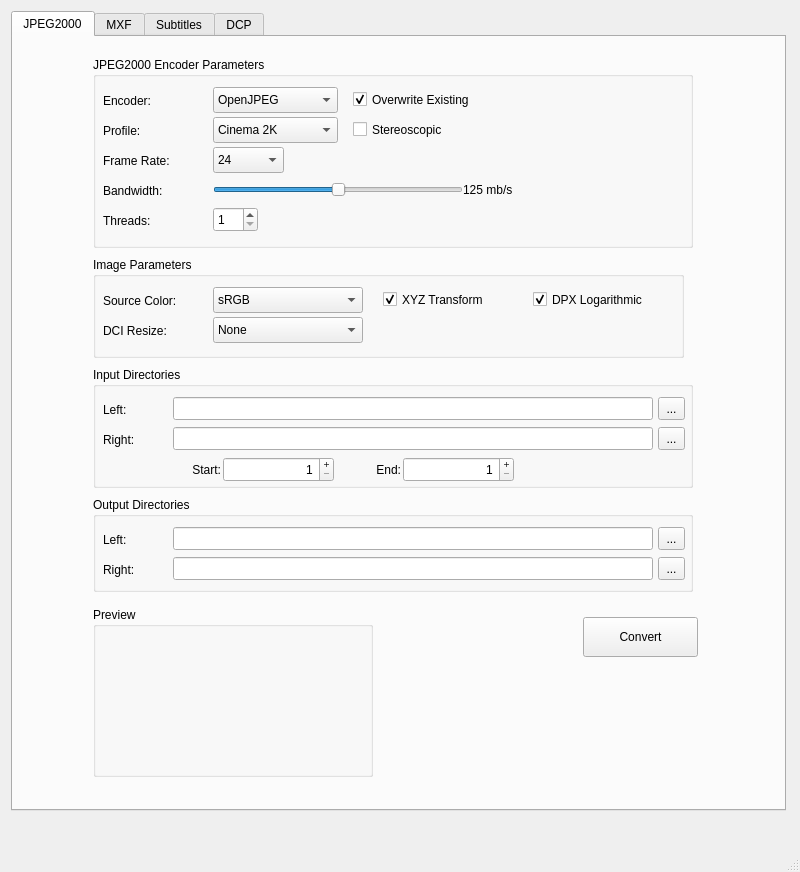
Qt form gui/forms/mainwindow.ui (mamay/OpenDCP) before a commit.
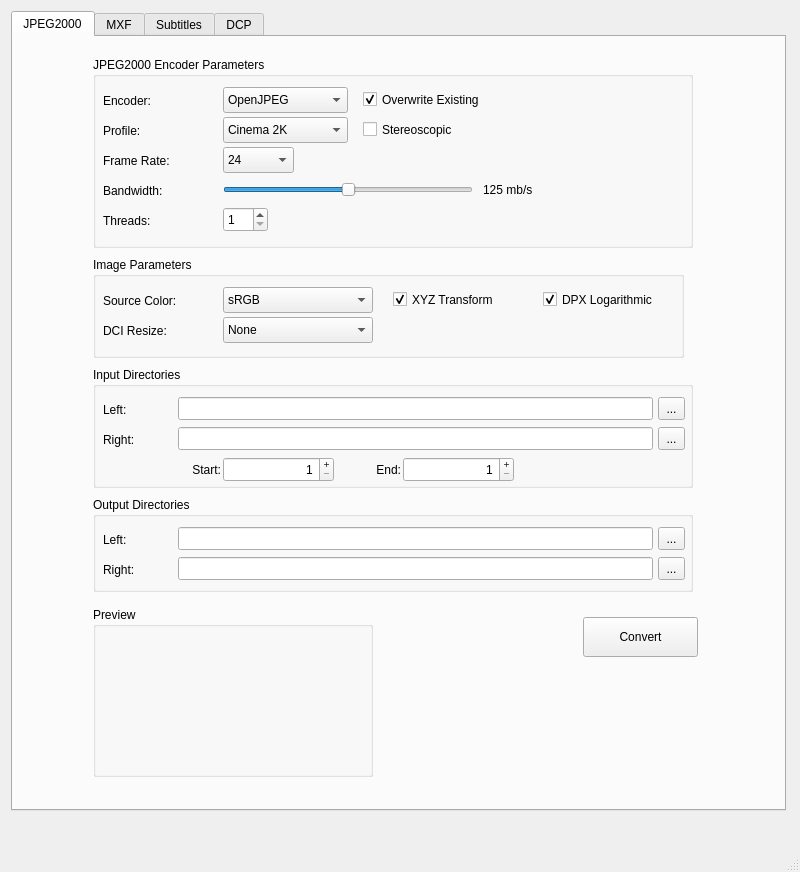
The same form after that commit. The open tabs and pages were chosen to show the change. Icons and pictures are not drawn.

Commit message: some GUI cleanup to handle longer text for translations.

Diff of the .ui file:
```diff
--- a/gui/forms/mainwindow.ui
+++ b/gui/forms/mainwindow.ui
@@ -116,9 +116,9 @@
            <widget class="QLineEdit" name="inImageLeftEdit">
             <property name="geometry">
              <rect>
-              <x>80</x>
+              <x>85</x>
               <y>30</y>
-              <width>480</width>
+              <width>475</width>
               <height>23</height>
              </rect>
             </property>
@@ -179,9 +179,9 @@
            <widget class="QLineEdit" name="inImageRightEdit">
             <property name="geometry">
              <rect>
-              <x>80</x>
+              <x>85</x>
               <y>60</y>
-              <width>480</width>
+              <width>475</width>
               <height>23</height>
              </rect>
             </property>
@@ -318,7 +318,7 @@
            <widget class="QLabel" name="bwValueLabel">
             <property name="geometry">
              <rect>
-              <x>370</x>
+              <x>390</x>
               <y>120</y>
               <width>63</width>
               <height>25</height>
@@ -354,7 +354,7 @@
              <rect>
               <x>10</x>
               <y>90</y>
-              <width>110</width>
+              <width>115</width>
               <height>27</height>
              </rect>
             </property>
@@ -379,7 +379,7 @@
              <rect>
               <x>10</x>
               <y>30</y>
-              <width>110</width>
+              <width>115</width>
               <height>27</height>
              </rect>
             </property>
@@ -408,7 +408,7 @@
            <widget class="QComboBox" name="encoderComboBox">
             <property name="geometry">
              <rect>
-              <x>120</x>
+              <x>130</x>
               <y>30</y>
               <width>125</width>
               <height>26</height>
@@ -449,7 +449,7 @@
            <widget class="QSlider" name="bwSlider">
             <property name="geometry">
              <rect>
-              <x>120</x>
+              <x>130</x>
               <y>120</y>
               <width>250</width>
               <height>25</height>
@@ -495,7 +495,7 @@
            <widget class="QSpinBox" name="threadsSpinBox">
             <property name="geometry">
              <rect>
-              <x>120</x>
+              <x>130</x>
               <y>150</y>
               <width>45</width>
               <height>25</height>
@@ -526,9 +526,9 @@
            <widget class="QCheckBox" name="stereoscopicCheckBox">
             <property name="geometry">
              <rect>
-              <x>260</x>
+              <x>270</x>
               <y>60</y>
-              <width>131</width>
+              <width>175</width>
               <height>25</height>
              </rect>
             </property>
@@ -556,7 +556,7 @@
              <rect>
               <x>10</x>
               <y>60</y>
-              <width>110</width>
+              <width>115</width>
               <height>27</height>
              </rect>
             </property>
@@ -585,7 +585,7 @@
            <widget class="QComboBox" name="profileComboBox">
             <property name="geometry">
              <rect>
-              <x>120</x>
+              <x>130</x>
               <y>60</y>
               <width>125</width>
               <height>26</height>
@@ -625,7 +625,7 @@
              <rect>
               <x>10</x>
               <y>120</y>
-              <width>110</width>
+              <width>115</width>
               <height>27</height>
              </rect>
             </property>
@@ -656,7 +656,7 @@
              <rect>
               <x>10</x>
               <y>150</y>
-              <width>110</width>
+              <width>115</width>
               <height>27</height>
              </rect>
             </property>
@@ -673,9 +673,9 @@
            <widget class="QCheckBox" name="overwritej2kCB">
             <property name="geometry">
              <rect>
-              <x>260</x>
+              <x>270</x>
               <y>30</y>
-              <width>191</width>
+              <width>175</width>
               <height>25</height>
              </rect>
             </property>
@@ -704,7 +704,7 @@
            <widget class="QComboBox" name="frameRateComboBox">
             <property name="geometry">
              <rect>
-              <x>120</x>
+              <x>130</x>
               <y>90</y>
               <width>71</width>
               <height>26</height>
@@ -788,9 +788,9 @@
            <widget class="QLineEdit" name="outJ2kLeftEdit">
             <property name="geometry">
              <rect>
-              <x>80</x>
+              <x>85</x>
               <y>30</y>
-              <width>480</width>
+              <width>475</width>
               <height>23</height>
              </rect>
             </property>
@@ -833,9 +833,9 @@
            <widget class="QLineEdit" name="outJ2kRightEdit">
             <property name="geometry">
              <rect>
-              <x>80</x>
+              <x>85</x>
               <y>60</y>
-              <width>480</width>
+              <width>475</width>
               <height>23</height>
              </rect>
             </property>
@@ -923,7 +923,7 @@
            <widget class="QComboBox" name="colorComboBox">
             <property name="geometry">
              <rect>
-              <x>120</x>
+              <x>130</x>
               <y>30</y>
               <width>150</width>
               <height>26</height>
@@ -943,7 +943,7 @@
            <widget class="QCheckBox" name="xyzCheckBox">
             <property name="geometry">
              <rect>
-              <x>290</x>
+              <x>300</x>
               <y>30</y>
               <width>131</width>
               <height>25</height>
@@ -980,9 +980,9 @@
            <widget class="QCheckBox" name="dpxLogCheckBox">
             <property name="geometry">
              <rect>
-              <x>440</x>
+              <x>450</x>
               <y>30</y>
-              <width>141</width>
+              <width>131</width>
               <height>25</height>
              </rect>
             </property>
@@ -1049,7 +1049,7 @@
            <widget class="QComboBox" name="resizeComboBox">
             <property name="geometry">
              <rect>
-              <x>120</x>
+              <x>130</x>
               <y>60</y>
               <width>150</width>
               <height>26</height>
```
Left out of the diff: 42 changed lines with no effect on the pictures. The commit also changes 1 other file.
